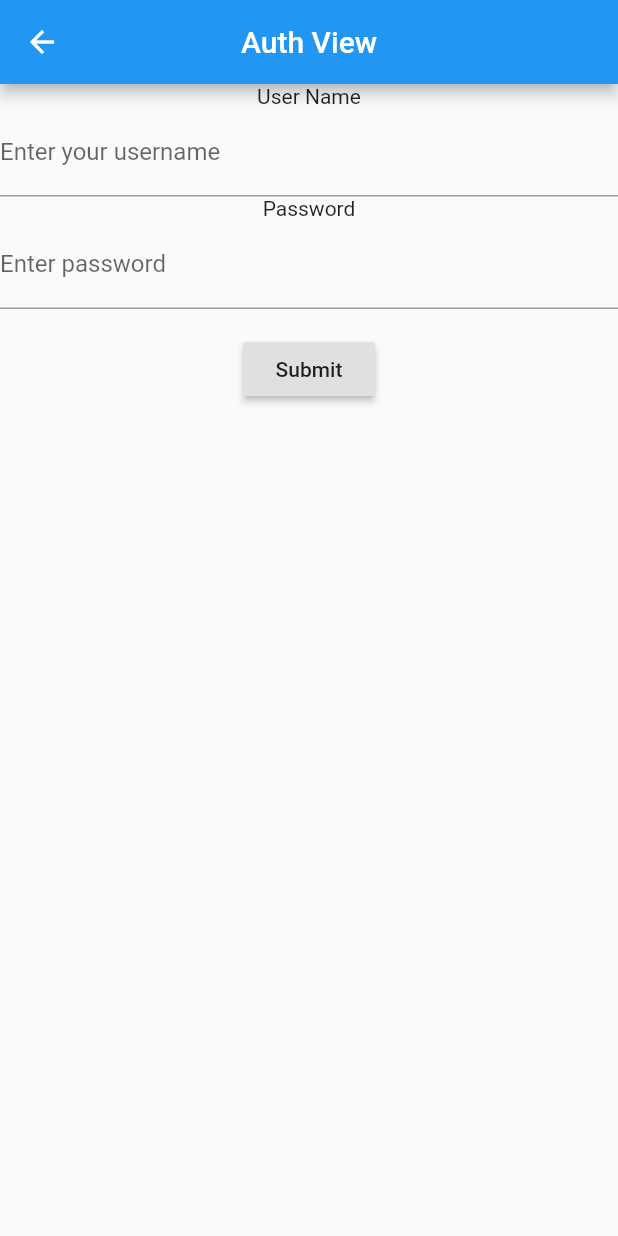
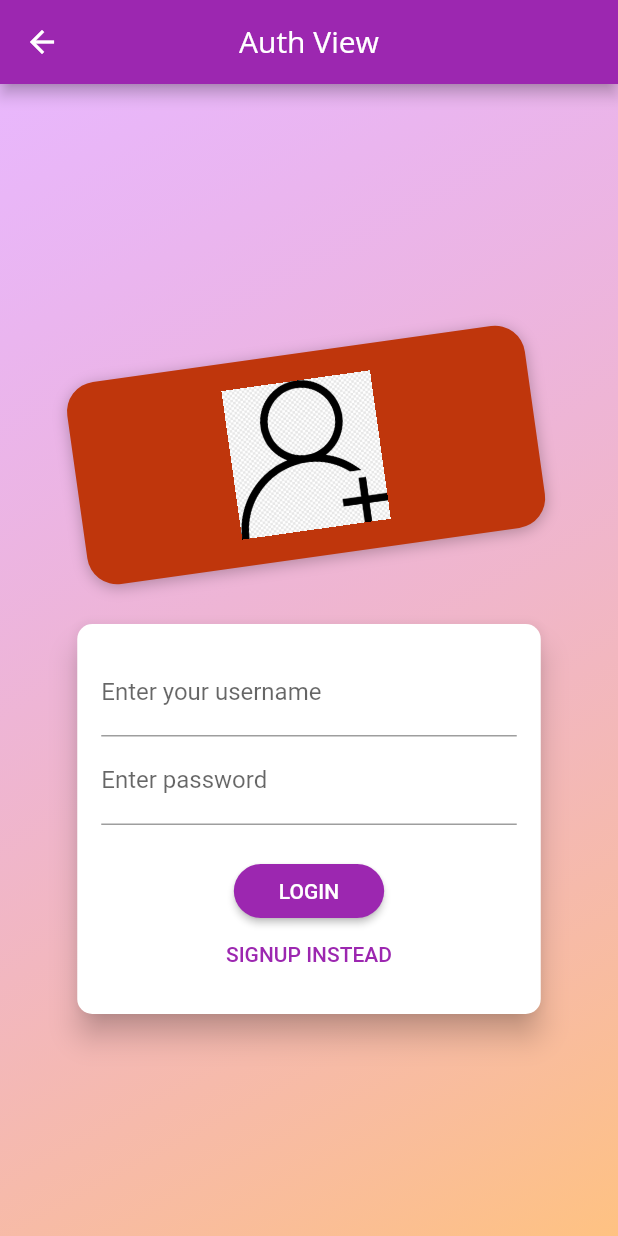
Before and after one commit to kkrisstoff/mobi-blog-lite, a Flutter app: the screen it shows after launch, after a tap on "Log Out Users", on a phone screen of 412 x 824 dp. Run offline on Flutter 3.47's test engine with Material 2 defaults, Android fonts, the phone set to English and light mode, and no system bars; our stand-ins replace bloc, flutter_bloc; network calls fail.

Commit message:
Add authScreen

```diff
--- a/lib/AuthScreen/auth_view.dart
+++ /dev/null
@@ -1,98 +0,0 @@
-import 'package:flutter/material.dart';
-import './auth.dart';
-import '../api/repository.dart';
-
-class AuthView extends StatelessWidget {
-  static const routeName = '/auth';
-
-  AuthView({Key key}) : super(key: key);
-
-  @override
-  Widget build(BuildContext context) {
-    return Scaffold(
-        appBar: AppBar(title: Text('Auth View'), centerTitle: true),
-        body: AuthForm());
-  }
-}
-
-class AuthForm extends StatefulWidget {
-  @override
-  AuthFormState createState() {
-    return AuthFormState();
-  }
-}
-
-class AuthFormState extends State<AuthForm> {
-  final _formKey = GlobalKey<FormState>();
-
-  final passwordController = TextEditingController();
-  final usernameController = TextEditingController();
-
-  final UserRepository _repository = RestRepository();
-
-  @override
-  void dispose() {
-    // Clean up the controller when the widget is removed from the widget tree.
-    passwordController.dispose();
-    super.dispose();
-  }
-
-  @override
-  Widget build(BuildContext context) {
-    return Form(
-        key: _formKey,
-        child: Column(children: <Widget>[
-          Text('User Name'),
-          TextFormField(
-            decoration: InputDecoration(labelText: 'Enter your username'),
-            validator: (value) {
-              if (value.isEmpty) {
-                return 'Please enter User Name';
-              }
-              return null;
-            },
-            controller: usernameController,
-          ),
-          Text('Password'),
-          TextFormField(
-              decoration: InputDecoration(labelText: 'Enter password'),
-              validator: (value) {
-                if (value.isEmpty) {
-                  return 'Please enter password';
-                }
-                return null;
-              },
-              controller: passwordController),
-          Padding(
-            padding: const EdgeInsets.symmetric(vertical: 16.0),
-            child: RaisedButton(
-              onPressed: () {
-                if (_formKey.currentState.validate()) {
-                  _formKey.currentState.save();
-
-                  this.handleForm(context, usernameController.text,
-                      passwordController.text);
-                }
-              },
-              child: Text('Submit'),
-            ),
-          ),
-        ]));
-  }
-
-  handleForm(BuildContext context, username, password) async {
-    final LoggedUser currentUser = await _repository.login(username, password);
-    if (currentUser == null) {
-      return Scaffold.of(context).showSnackBar(
-          SnackBar(content: Text('Invalid username or password')));
-    }
-
-    print('>>>');
-    print(currentUser.token);
-    // Navigator.pushNamed(context, UsersPage.routeName,
-    //     arguments: ScreenArguments(
-    //       'Users Screen',
-    //       'Some sub-title',
-    //     ));
-  }
-}
--- a/lib/api/repository.dart
+++ b/lib/api/repository.dart
@@ -1,6 +1,6 @@
 import 'HTTP_client.dart';
 import '../UsersScreen/users.dart';
-import '../AuthScreen/auth.dart';
+import '../screens/AuthScreen/auth.dart';
 
 abstract class UserRepository {
   Future<LoggedUser> login(String username, String password);
--- a/lib/main.dart
+++ b/lib/main.dart
@@ -1,14 +1,18 @@
-import 'package:blog_lite/AuthScreen/auth_view.dart';
 import 'package:flutter/material.dart';
 import 'package:bloc/bloc.dart';
+import 'package:flutter/services.dart';
 
-import 'HomeScreen/home.dart';
+import './screens/HomeScreen/home.dart';
 import 'UsersScreen/users.dart';
-import 'AuthScreen/auth_view.dart';
+import 'screens/AuthScreen/auth_screen.dart';
 
 import 'counter_observer.dart';
 
 void main() {
+  // use only portrait mode ;)
+  WidgetsFlutterBinding.ensureInitialized();
+  SystemChrome.setPreferredOrientations(
+      [DeviceOrientation.portraitUp, DeviceOrientation.portraitDown]);
   Bloc.observer = CounterObserver();
   runApp(MyApp());
 }
@@ -20,9 +24,20 @@ class MyApp extends StatelessWidget {
   Widget build(BuildContext context) {
     return MaterialApp(
         initialRoute: '/',
+        theme: ThemeData(
+          primarySwatch: Colors.purple,
+          accentColor: Colors.amber,
+          fontFamily: 'OpenSans',
+          textTheme: ThemeData.light().textTheme.copyWith(
+                headline6: TextStyle(
+                  fontFamily: 'OpenSans',
+                  fontSize: 18,
+                ),
+              ),
+        ),
         routes: {
           UsersPage.routeName: (context) => UsersPage(),
-          AuthView.routeName: (context) => AuthView(),
+          AuthScreen.routeName: (context) => AuthScreen(),
         },
         home: HomePage(title: '$blogName - Home Page'));
   }
--- /dev/null
+++ b/lib/screens/AuthScreen/auth_screen.dart
@@ -0,0 +1,241 @@
+import 'dart:math';
+
+import 'package:flutter/material.dart';
+import 'auth.dart';
+import '../../api/repository.dart';
+
+enum AuthMode { Signup, Login }
+
+class AuthScreen extends StatelessWidget {
+  static const routeName = '/auth';
+
+  AuthScreen({Key key}) : super(key: key);
+
+  @override
+  Widget build(BuildContext context) {
+    final deviceSize = MediaQuery.of(context).size;
+    return Scaffold(
+      appBar: AppBar(title: Text('Auth View'), centerTitle: true),
+      body: Stack(
+        children: [
+          Container(
+            decoration: BoxDecoration(
+              gradient: LinearGradient(
+                colors: [
+                  Color.fromRGBO(215, 117, 255, 1).withOpacity(0.5),
+                  Color.fromRGBO(255, 188, 117, 1).withOpacity(0.9),
+                ],
+                begin: Alignment.topLeft,
+                end: Alignment.bottomRight,
+                stops: [0, 1],
+              ),
+            ),
+          ),
+          SingleChildScrollView(
+            child: Container(
+              height: deviceSize.height,
+              width: deviceSize.width,
+              child: Column(
+                mainAxisAlignment: MainAxisAlignment.center,
+                crossAxisAlignment: CrossAxisAlignment.center,
+                children: <Widget>[
+                  Flexible(
+                    child: Container(
+                      margin: EdgeInsets.only(bottom: 20.0),
+                      padding:
+                          EdgeInsets.symmetric(vertical: 8.0, horizontal: 94.0),
+                      transform: Matrix4.rotationZ(-8 * pi / 180)
+                        ..translate(-10.0),
+                      decoration: BoxDecoration(
+                        borderRadius: BorderRadius.circular(20),
+                        color: Colors.deepOrange.shade900,
+                        boxShadow: [
+                          BoxShadow(
+                            blurRadius: 8,
+                            color: Colors.black26,
+                            offset: Offset(0, 2),
+                          )
+                        ],
+                      ),
+                      child: Container(
+                        height: 100,
+                        margin: EdgeInsets.all(10),
+                        child: Image.asset('assets/fonts/images/user.png'),
+                      ),
+                    ),
+                  ),
+                  Flexible(
+                    flex: deviceSize.width > 600 ? 2 : 1,
+                    child: AuthForm(),
+                  ),
+                ],
+              ),
+            ),
+          ),
+        ],
+      ),
+    );
+  }
+}
+
+class AuthForm extends StatefulWidget {
+  const AuthForm({
+    Key key,
+  }) : super(key: key);
+
+  @override
+  _AuthFormState createState() {
+    return _AuthFormState();
+  }
+}
+
+class _AuthFormState extends State<AuthForm> {
+  final GlobalKey<FormState> _formKey = GlobalKey();
+  AuthMode _authMode = AuthMode.Login;
+  Map<String, String> _authData = {
+    'email': '',
+    'password': '',
+  };
+  var _isLoading = false;
+
+  final _passwordController = TextEditingController();
+  final usernameController = TextEditingController();
+
+  final UserRepository _repository = RestRepository();
+
+  void _submit() {
+    // current
+    // if (_formKey.currentState.validate()) {
+    //   _formKey.currentState.save();
+    // }
+
+    if (!_formKey.currentState.validate()) {
+      // Invalid!
+      return;
+    }
+    _formKey.currentState.save();
+    setState(() {
+      _isLoading = true;
+    });
+    if (_authMode == AuthMode.Login) {
+      // Log user in
+    } else {
+      // Sign user up
+    }
+    setState(() {
+      _isLoading = false;
+    });
+  }
+
+  void _switchAuthMode() {
+    if (_authMode == AuthMode.Login) {
+      setState(() {
+        _authMode = AuthMode.Signup;
+      });
+    } else {
+      setState(() {
+        _authMode = AuthMode.Login;
+      });
+    }
+  }
+
+  @override
+  void dispose() {
+    // Clean up the controller when the widget is removed from the widget tree.
+    _passwordController.dispose();
+    super.dispose();
+  }
+
+  @override
+  Widget build(BuildContext context) {
+    final deviceSize = MediaQuery.of(context).size;
+
+    return Card(
+      shape: RoundedRectangleBorder(
+        borderRadius: BorderRadius.circular(10.0),
+      ),
+      elevation: 8.0,
+      child: Container(
+        // height: _authMode == AuthMode.Signup ? 320 : 260,
+        constraints:
+            BoxConstraints(minHeight: _authMode == AuthMode.Signup ? 320 : 260),
+        width: deviceSize.width * 0.75,
+        padding: EdgeInsets.all(16.0),
+        child: Form(
+          key: _formKey,
+          child: SingleChildScrollView(
+            child: Column(children: <Widget>[
+              TextFormField(
+                decoration: InputDecoration(labelText: 'Enter your username'),
+                validator: (value) {
+                  if (value.isEmpty) {
+                    return 'Please enter User Name';
+                  }
+                  return null;
+                },
+                onSaved: (value) {
+                  _authData['email'] = value;
+                },
+                // controller: usernameController,
+              ),
+              TextFormField(
+                decoration: InputDecoration(labelText: 'Enter password'),
+                validator: (value) {
+                  if (value.isEmpty) {
+                    return 'Please enter password';
+                  }
+                  return null;
+                },
+                obscureText: true,
+                onSaved: (value) {
+                  _authData['password'] = value;
+                },
+                controller: _passwordController,
+              ),
+              if (_authMode == AuthMode.Signup)
+                TextFormField(
+                  enabled: _authMode == AuthMode.Signup,
+                  decoration: InputDecoration(labelText: 'Confirm Password'),
+                  obscureText: true,
+                  validator: _authMode == AuthMode.Signup
+                      ? (value) {
+                          if (value != _passwordController.text) {
+                            return 'Passwords do not match!';
+                          }
+                          return null;
+                        }
+                      : null,
+                ),
+              SizedBox(
+                height: 20,
+              ),
+              if (_isLoading)
+                CircularProgressIndicator()
+              else
+                RaisedButton(
+                  child:
+                      Text(_authMode == AuthMode.Login ? 'LOGIN' : 'SIGN UP'),
+                  onPressed: _submit,
+                  shape: RoundedRectangleBorder(
+                    borderRadius: BorderRadius.circular(30),
+                  ),
+                  padding:
+                      EdgeInsets.symmetric(horizontal: 30.0, vertical: 8.0),
+                  color: Theme.of(context).primaryColor,
+                  textColor: Theme.of(context).primaryTextTheme.button.color,
+                ),
+              FlatButton(
+                child: Text(
+                    '${_authMode == AuthMode.Login ? 'SIGNUP' : 'LOGIN'} INSTEAD'),
+                onPressed: _switchAuthMode,
+                padding: EdgeInsets.symmetric(horizontal: 30.0, vertical: 4),
+                materialTapTargetSize: MaterialTapTargetSize.shrinkWrap,
+                textColor: Theme.of(context).primaryColor,
+              ),
+            ]),
+          ),
+        ),
+      ),
+    );
+  }
+}
--- a/lib/HomeScreen/home.dart
+++ b/lib/screens/HomeScreen/home.dart
@@ -1,10 +1,9 @@
-import 'package:blog_lite/AuthScreen/auth_view.dart';
 import 'package:flutter/material.dart';
 import 'package:flutter_bloc/flutter_bloc.dart';
 
 import './counter/counter.dart';
-import '../UsersScreen/users.dart';
-import '../AuthScreen/auth_view.dart';
+import '../../UsersScreen/users.dart';
+import '../AuthScreen/auth_screen.dart';
 
 class HomePage extends StatelessWidget {
   static const routeName = '/';
@@ -15,8 +14,13 @@ class HomePage extends StatelessWidget {
   @override
   Widget build(BuildContext context) {
     return Scaffold(
-        appBar: AppBar(title: Text(this.title), centerTitle: true),
-        body: LogOutsButton());
+      appBar: AppBar(
+        title: Text(this.title),
+        centerTitle: true,
+      ),
+      body: LogOutsButton(),
+      // body: ShowUsersButton(),
+    );
     // body: Column(
     //   children: <Widget>[ShowUsersButton(), LogOutsButton()],
     // ));
@@ -61,7 +65,7 @@ class LogOutsButton extends StatelessWidget {
       icon: const Icon(Icons.navigate_next),
       label: Text('Log Out Users'),
       onPressed: () {
-        Navigator.pushNamed(context, AuthView.routeName,
+        Navigator.pushNamed(context, AuthScreen.routeName,
             arguments: ScreenArguments(
               'Users Screen',
               'Some sub-title',
```
Also changed, not shown: pubspec.yaml (+9 -3 lines), assets/fonts/OpenSans-Bold.ttf (added), assets/fonts/OpenSans-Italic.ttf (added), assets/fonts/OpenSans-Light.ttf (added), assets/fonts/OpenSans-Regular.ttf (added), assets/fonts/images/auth_ico.png (added), assets/fonts/images/user.png (added), lib/screens/AuthScreen/auth.dart (renamed from lib/AuthScreen/auth.dart), lib/screens/HomeScreen/counter/counter.dart (renamed from lib/HomeScreen/counter/counter.dart), lib/screens/HomeScreen/counter/cubit/counter_cubit.dart (renamed from lib/HomeScreen/counter/cubit/counter_cubit.dart), lib/screens/HomeScreen/counter/view/counter_view.dart (renamed from lib/HomeScreen/counter/view/counter_view.dart), pubspec.lock, 12 other files.
